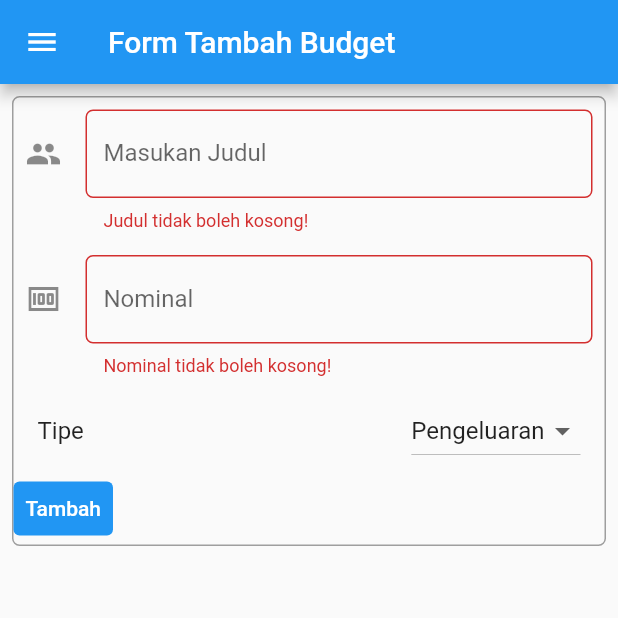
After one commit to adlyrndi/pbp-flutter-lab, a Flutter app: the formTambahBudget screen opened directly, after a tap on "Tambah", on a phone screen of 412 x 824 dp, the top half of it. The commit adds this screen. Run offline on Flutter 3.47's test engine with Material 2 defaults, Android fonts, the phone set to English and light mode, and no system bars.

Commit message:
tugas 8 beres

```diff
--- /dev/null
+++ b/lib/formTambahBudget.dart
@@ -0,0 +1,186 @@
+
+import 'package:flutter/material.dart';
+import 'package:counter_7/main.dart';
+import 'package:counter_7/data_budget.dart';
+import 'package:counter_7/models/final_budget.dart';
+
+class formTambahBudget extends StatefulWidget {
+  const formTambahBudget({super.key});
+
+  @override
+  State<formTambahBudget> createState() => _formTambahBudgetState();
+}
+
+class _formTambahBudgetState extends State<formTambahBudget> {
+  final _formKey = GlobalKey<FormState>();
+  List<String> listJenis = ['Pengeluaran', 'Pemasukan'];
+  String _judulStr = "";
+  String _isiJenis = "Pengeluaran";
+  int _nominalInt = 0;
+
+
+  @override
+  Widget build(BuildContext context) {
+    return Scaffold(
+      appBar: AppBar(
+        title: Text('Form Tambah Budget'),
+      ),
+      drawer: Drawer(
+        child: Column(
+          children: [
+            const Padding(
+              padding: EdgeInsets.fromLTRB(0, 30, 0, 0),
+            ),
+            ListTile(
+              title: const Text('counter_7'),
+              onTap: () {
+                Navigator.pushReplacement(
+                  context,
+                  MaterialPageRoute(
+                      builder: (context) =>
+                          const MyHomePage(title: 'Flutter Demo Page')),
+                );
+              },
+            ),
+            ListTile(
+              title: const Text('Form Tambah Budget'),
+              onTap: () {
+                Navigator.pushReplacement(
+                  context,
+                  MaterialPageRoute(
+                      builder: (context) => const formTambahBudget()),
+                );
+              },
+            ),
+            ListTile(
+              title: const Text('Data Budget Page'),
+              onTap: () {
+                Navigator.pushReplacement(
+                  context,
+                  MaterialPageRoute(
+                      builder: (context) => const dataBudget()),
+                );
+              },
+            ),
+          ],
+        ),
+      ),
+      body: Form(
+        key: _formKey,
+        child: SingleChildScrollView(
+          child: Container(
+            margin: const EdgeInsets.all(8),
+            decoration: BoxDecoration(
+              border: Border.all(color: Colors.grey),
+              borderRadius: BorderRadius.circular(5),
+            ),
+            child: Column(
+              crossAxisAlignment: CrossAxisAlignment.start,
+              children: [
+                Padding(
+                  padding: const EdgeInsets.all(8.0),
+                  child: TextFormField(
+                    decoration: InputDecoration(
+                      hintText: "Contoh: apa saja",
+                      labelText: "Masukan Judul ",
+                      icon: const Icon(Icons.people),
+                      border: OutlineInputBorder(
+                        borderRadius: BorderRadius.circular(5.0),
+                      ),
+                    ),
+                    onChanged: (String? value) {
+                      setState(() {
+                        _judulStr = value!;
+                      });
+                    },
+                    onSaved: (String? value) {
+                      setState(() {
+                        _judulStr = value!;
+                      });
+                    },
+                    validator: (String? value) {
+                      if (value == null || value.isEmpty) {
+                        return 'Judul tidak boleh kosong!';
+                      }
+                      return null;
+                    },
+                  ),
+                ),
+                Padding(
+                  padding: const EdgeInsets.all(8.0),
+                  child: TextFormField(
+                    decoration: InputDecoration(
+                      hintText: "Contoh : 10000000",
+                      labelText: "Nominal",
+                      icon: const Icon(Icons.money),
+                      border: OutlineInputBorder(
+                        borderRadius: BorderRadius.circular(5.0),
+                      ),
+                    ),
+                    onChanged: (String? value) {
+                      setState(() {
+                        _nominalInt = int.parse(value!);
+                      });
+                    },
+                    onSaved: (String? value) {
+                      setState(() {
+                        _nominalInt = int.parse(value!);
+                      });
+                    },
+                    validator: (String? value) {
+                      if (value == null || value.isEmpty) {
+                        return 'Nominal tidak boleh kosong!';
+                      }
+                      return null;
+                    },
+                  ),
+                ),
+                ListTile(
+                  title: const Text(
+                    'Tipe',
+                  ),
+                  trailing: DropdownButton(
+                    value: _isiJenis,
+                    // icon: const Icon(Icons.format_list_bulleted),
+                    items: listJenis.map((String items) {
+                      return DropdownMenuItem(
+                        value: items,
+                        child: Text(items),
+                      );
+                    }).toList(),
+                    onChanged: (String? newValue) {
+                      setState(() {
+                        _isiJenis = newValue!;
+                      });
+                    },
+                  ),
+                ),
+                TextButton(
+                  style: ButtonStyle(
+                    backgroundColor: MaterialStateProperty.all(Colors.blue),
+                  ),
+                  onPressed: () {
+                    if (_formKey.currentState!.validate()) {
+                      final_budget.listBudget.add(final_budget(
+                        judul: _judulStr,
+                        nominal: _nominalInt,
+                        tipe: _isiJenis,
+                      ));
+                      ScaffoldMessenger.of(context).showSnackBar(const SnackBar(
+                        content: Text('data telah ditambahkan!'),
+                      ));
+                    }
+                  },
+                  child: const Text(
+                    "Tambah",
+                    style: TextStyle(color: Colors.white),
+                  ),
+                ),
+              ],
+            ),
+          ),
+        ),
+      ),
+    );
+  }
+}
--- /dev/null
+++ b/lib/models/final_budget.dart
@@ -0,0 +1,12 @@
+class final_budget {
+  String judul;
+  int nominal;
+  String tipe;
+  static final List<final_budget> listBudget = [];
+
+  final_budget({
+    required this.judul,
+    required this.nominal,
+    required this.tipe,
+  });
+}
```
Also changed, not shown: lib/data_budget.dart (added, +89 -0 lines), lib/main.dart (+43 -1 lines).
